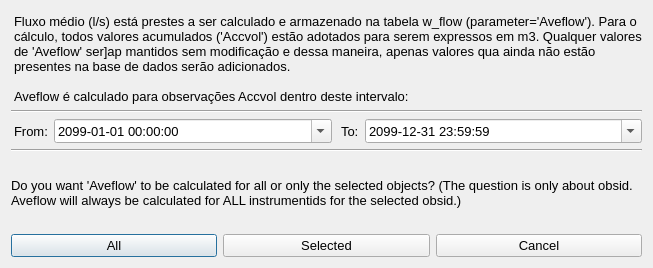
Before: the Qt Designer form ui/calc_aveflow_dialog.ui in qgisbrasil/qgis-midvatten-plugin-pt_BR, drawn with Qt 5.
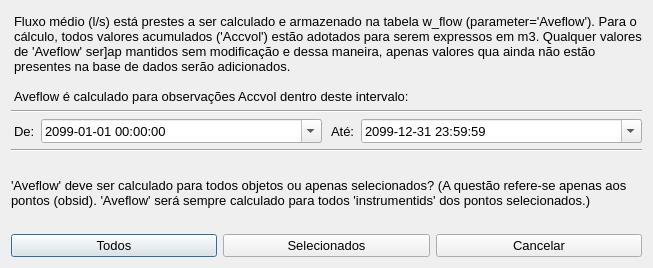
After: the same form once the commit is applied.

```diff
--- a/ui/calc_aveflow_dialog.ui
+++ b/ui/calc_aveflow_dialog.ui
@@ -129,7 +129,7 @@
           </font>
          </property>
          <property name="text">
-          <string>From:</string>
+          <string>De:</string>
          </property>
          <property name="alignment">
           <set>Qt::AlignLeading|Qt::AlignLeft|Qt::AlignVCenter</set>
@@ -217,7 +217,7 @@
           </font>
          </property>
          <property name="text">
-          <string>To:</string>
+          <string>Até:</string>
          </property>
          <property name="alignment">
           <set>Qt::AlignLeading|Qt::AlignLeft|Qt::AlignVCenter</set>
@@ -324,7 +324,7 @@
         </font>
        </property>
        <property name="text">
-        <string>Do you want 'Aveflow' to be calculated for all or only the selected objects? (The question is only about obsid. Aveflow will always be calculated for ALL instrumentids for the selected obsid.)</string>
+        <string>'Aveflow' deve ser calculado para todos objetos ou apenas selecionados? (A questão refere-se apenas aos pontos (obsid). 'Aveflow' será sempre calculado para todos 'instrumentids' dos pontos selecionados.)</string>
        </property>
        <property name="wordWrap">
         <bool>true</bool>
@@ -354,7 +354,7 @@
           </font>
          </property>
          <property name="text">
-          <string>All</string>
+          <string>Todos</string>
          </property>
         </widget>
        </item>
@@ -379,7 +379,7 @@
           </font>
          </property>
          <property name="text">
-          <string>Selected</string>
+          <string>Selecionados</string>
          </property>
         </widget>
        </item>
@@ -404,7 +404,7 @@
           </font>
          </property>
          <property name="text">
-          <string>Cancel</string>
+          <string>Cancelar</string>
          </property>
         </widget>
        </item>
```
